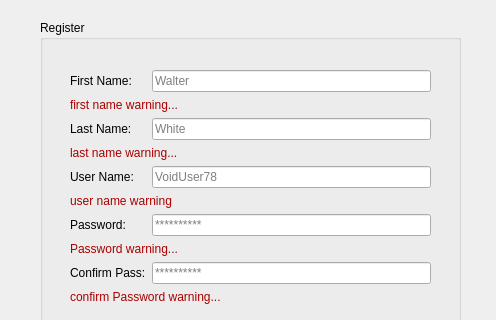
The window that registerpage.ui (borhanem/Messenger_Void_13) describes before a commit, drawn with Qt 5; both pictures show x 0 to 496 and y 0 to 320 of the 496 by 551 pixel window.
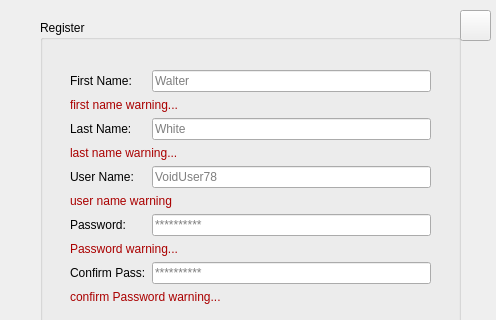
The same window after the commit.

Diff of the .ui file:
```diff
--- a/registerpage.ui
+++ b/registerpage.ui
@@ -261,6 +261,22 @@
     </property>
    </widget>
   </widget>
+  <widget class="QToolButton" name="Exit_pbn">
+   <property name="geometry">
+    <rect>
+     <x>460</x>
+     <y>10</y>
+     <width>31</width>
+     <height>31</height>
+    </rect>
+   </property>
+   <property name="styleSheet">
+    <string notr="true"/>
+   </property>
+   <property name="text">
+    <string/>
+   </property>
+  </widget>
  </widget>
  <resources/>
  <connections/>
```
